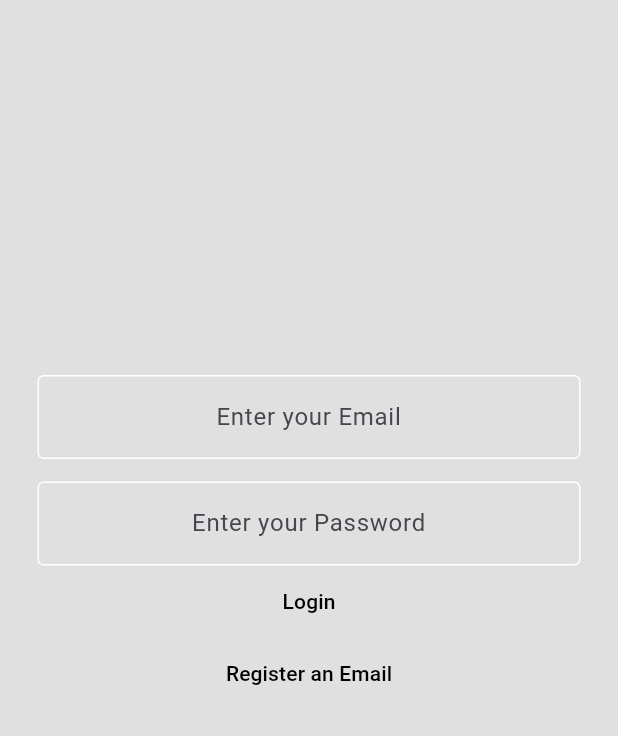
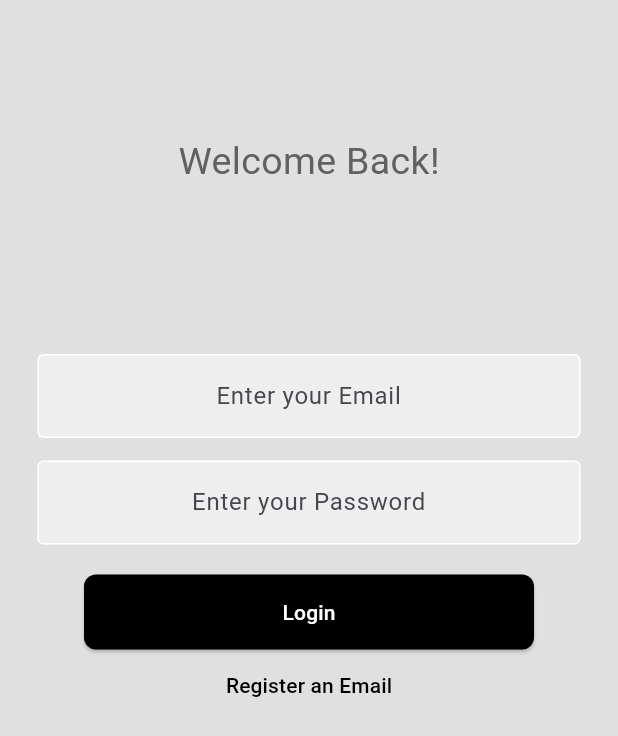
Before and after one commit to hima7383/notesapp, a Flutter app: the screen it shows after launch, after a tap on "already has an Email", on a phone screen of 412 x 824 dp. Shown: the top 736 px of the screen. Run offline on Flutter 3.47's test engine with Material 2 defaults, Android fonts, the light colour scheme and no system bars; our stand-ins replace firebase_auth, firebase_core; accounts and stored records are empty; network calls fail.

Commit message:
a big change hope it doesn't crash

```diff
--- a/lib/components/mytextfield.dart
+++ b/lib/components/mytextfield.dart
@@ -24,11 +24,11 @@ class MyTextField extends StatelessWidget {
             ),
             enabledBorder: const OutlineInputBorder(
                 borderSide: BorderSide(color: Colors.white)),
-          focusedBorder: const OutlineInputBorder(
-            borderSide: BorderSide(color: Colors.white),
+            focusedBorder: OutlineInputBorder(
+              borderSide: BorderSide(color: Colors.grey.shade400),
             ),
-          fillColor: Colors.grey.shade100,
-        ),
+            fillColor: Colors.grey.shade200,
+            filled: true),
         enableSuggestions: false,
         obscureText: obsecuretext,
         autocorrect: false,
--- a/lib/main.dart
+++ b/lib/main.dart
@@ -1,7 +1,6 @@
 import 'package:diaryx/constants/routs.dart';
 import 'package:diaryx/firebase_options.dart';
 import 'package:diaryx/views/notesview.dart';
-import 'package:diaryx/views/EmailVerify.dart';
 import 'package:diaryx/views/login.dart';
 import 'package:diaryx/views/register.dart';
 import 'package:firebase_auth/firebase_auth.dart';
@@ -44,7 +43,8 @@ class HomePage extends StatelessWidget {
               if (user.emailVerified) {
                 return const Notesview();
               } else {
-                return const VerfiyEmail();
+                //showError(context, "please verify your Email before loging in");
+                return const LoginView();
               }
             } else {
               return const RegisterationView();
--- a/lib/views/login.dart
+++ b/lib/views/login.dart
@@ -1,3 +1,5 @@
+// ignore_for_file: use_build_context_synchronously
+
 import 'dart:developer';
 
 import 'package:diaryx/components/mytextfield.dart';
@@ -35,17 +37,25 @@ class _HomePageState extends State<LoginView> {
   Widget build(BuildContext context) {
     return Scaffold(
         backgroundColor: Colors.grey.shade300,
-        body: Container(
-          /* decoration: const BoxDecoration(
+        body: /* Container(
+            height: double.infinity,
+            width: double.infinity,
+            decoration: const BoxDecoration(
               image: DecorationImage(
                 image: AssetImage(
                     "assets/images/retrosupply-jLwVAUtLOAQ-unsplash.jpg"),
                 fit: BoxFit.cover,
               ),
             ),*/
-          child: ListView(
+            SingleChildScrollView(
+          child: Column(
             children: [
-              const SizedBox(height: 250),
+              const SizedBox(height: 90),
+              Text(
+                "Welcome Back!",
+                style: TextStyle(fontSize: 25, color: Colors.grey[700]),
+              ),
+              const SizedBox(height: 110),
               MyTextField(
                   controller1: email,
                   hinttext: "Enter your Email",
@@ -55,7 +65,8 @@ class _HomePageState extends State<LoginView> {
                   controller1: pass,
                   hinttext: "Enter your Password",
                   obsecuretext: true),
-              TextButton(
+              const SizedBox(height: 20),
+              ElevatedButton(
                 onPressed: () async {
                   final e = email.text.trim();
                   final p = pass.text.trim();
@@ -65,11 +76,17 @@ class _HomePageState extends State<LoginView> {
                       email: email.text.trim(),
                       password: p.trim(),
                     );
-
+                    final user = FirebaseAuth.instance.currentUser;
+                    if (user != null) {
+                      if (user.emailVerified) {
                         Navigator.of(context).pushNamedAndRemoveUntil(
                           notesRout,
                           (route) => false,
                         );
+                      } else {
+                        showError(context, "please verify your email first");
+                      }
+                    }
                   } on FirebaseAuthException catch (e) {
                     if (e.code == 'user-not-found') {
                       await showError(
@@ -88,9 +105,14 @@ class _HomePageState extends State<LoginView> {
                     await showError(context, e.toString());
                   }
                 },
+                style: TextButton.styleFrom(
+                    shape: RoundedRectangleBorder(
+                        borderRadius: BorderRadius.circular(8.0)),
+                    backgroundColor: Colors.black,
+                    fixedSize: const Size(300, 50)),
                 child: const Text(
                   "Login",
-                  style: TextStyle(color: Colors.black),
+                  style: TextStyle(color: Colors.white),
                 ),
               ),
               TextButton(
@@ -98,14 +120,11 @@ class _HomePageState extends State<LoginView> {
                   Navigator.pushNamedAndRemoveUntil(
                       context, reigsterRout, (_) => false);
                 },
-                style: TextButton.styleFrom(
-                    shape: RoundedRectangleBorder(
-                        borderRadius: BorderRadius.circular(8.0))),
                 child: const Text(
                   "Register an Email",
                   style: TextStyle(color: Colors.black),
                 ),
-              )
+              ),
             ],
           ),
         ));
--- a/lib/views/register.dart
+++ b/lib/views/register.dart
@@ -1,7 +1,10 @@
-import 'dart:developer';
+// ignore_for_file: use_build_context_synchronously
 
 import 'package:diaryx/components/mytextfield.dart';
 import 'package:diaryx/constants/routs.dart';
+import 'package:diaryx/utilites/errordialogs.dart';
+import 'package:diaryx/utilites/noticedialog.dart';
+import 'package:diaryx/views/emailverify.dart';
 import 'package:firebase_auth/firebase_auth.dart';
 import 'package:flutter/material.dart';
 
@@ -32,44 +35,81 @@ class _MyWidgetState extends State<RegisterationView> {
   @override
   Widget build(BuildContext context) {
     return Scaffold(
+      backgroundColor: Colors.grey.shade300,
       body: SingleChildScrollView(
         child: Column(
           children: [
-            const SizedBox(height: 300),
+            const SizedBox(height: 90),
+            Text("Register",
+                style: TextStyle(fontSize: 26, color: Colors.grey[700])),
+            const SizedBox(
+              height: 110,
+            ),
             MyTextField(
                 controller1: email,
                 hinttext: "Please Enter Your Email",
                 obsecuretext: false),
+            const SizedBox(height: 15),
             MyTextField(
                 controller1: pass,
                 hinttext: "Enter your Password",
                 obsecuretext: true),
-            TextButton(
+            const SizedBox(height: 20),
+            ElevatedButton(
               onPressed: () async {
                 final e = email.text.trim();
                 final p = pass.text.trim();
                 try {
-                  final usercan = await FirebaseAuth.instance
+                  await FirebaseAuth.instance
                       .createUserWithEmailAndPassword(email: e, password: p);
-                  log(usercan.toString());
+                  verfiyEmail();
+                  showWindow(
+                      context,
+                      "We have sent an Email verfication link check your inbox or spam folder",
+                      "registration success");
                 } on FirebaseAuthException catch (e) {
                   if (e.code == 'weak-password') {
-                    log("Weak password");
+                    showError(
+                      context,
+                      "Weak password",
+                    );
                   } else if (e.code == 'email-already-in-use') {
-                    log("Email already in use");
+                    showError(
+                      context,
+                      "Email already in use",
+                    );
                   } else if (e.code == 'invalid-email') {
-                    log('Email is invalid');
+                    showError(
+                      context,
+                      'Email is invalid',
+                    );
                   }
+                } catch (e) {
+                  showError(
+                    context,
+                    e.toString(),
+                  );
                 }
               },
-              child: const Text("Register"),
+              style: TextButton.styleFrom(
+                  shape: RoundedRectangleBorder(
+                      borderRadius: BorderRadius.circular(8.0)),
+                  backgroundColor: Colors.black,
+                  fixedSize: const Size(300, 50)),
+              child: const Text(
+                "Register",
+                style: TextStyle(color: Colors.white),
+              ),
             ),
             TextButton(
                 onPressed: () {
                   Navigator.pushNamedAndRemoveUntil(
                       context, loginRout, (route) => false);
                 },
-                child: const Text("already has an Email"))
+                child: const Text(
+                  "already has an Email",
+                  style: TextStyle(color: Colors.black),
+                ))
           ],
         ),
       ),
```
Also changed, not shown: lib/services/auth/auth_exceptions.dart (added, +16 -0 lines), lib/services/auth/auth_providor.dart (added, +15 -0 lines), lib/services/auth/auth_user.dart (added, +7 -0 lines), lib/services/auth/firebse_auth_provider.dart (added, +93 -0 lines), lib/utilites/noticedialog.dart (added, +19 -0 lines), lib/views/emailverify.dart (+3 -25 lines), lib/services/auth/auth_service.dart (added). Lines whose indentation alone changed are shown as unchanged.
